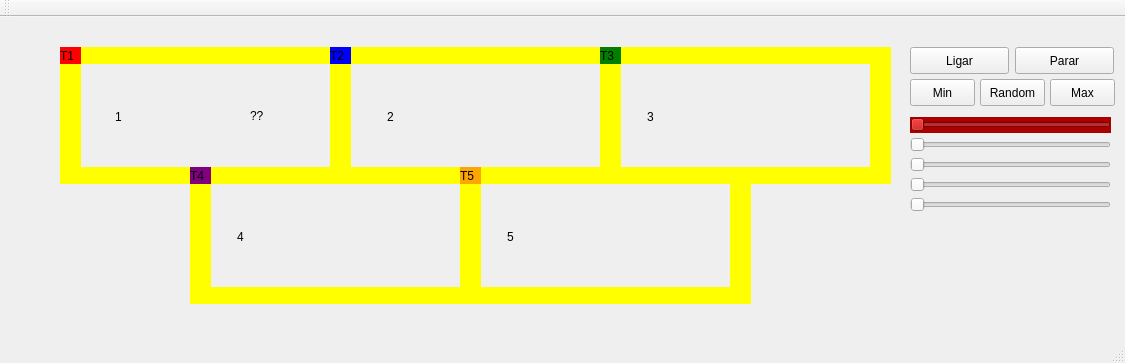
Qt form mainwindow.ui (bombermal/Studies_BSc_Railroad_SO) before a commit.
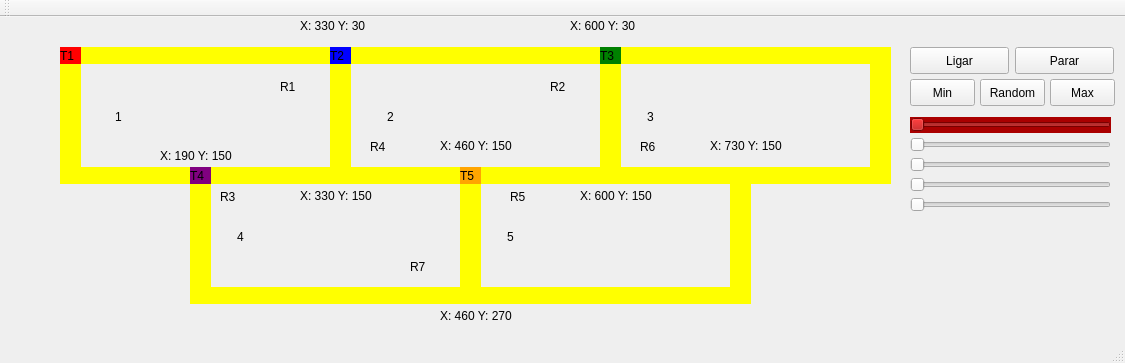
The same form after that commit.

Patch:
```diff
--- a/mainwindow.ui
+++ b/mainwindow.ui
@@ -577,17 +577,199 @@
      <enum>Qt::Horizontal</enum>
     </property>
    </widget>
+   <widget class="QLabel" name="label_r1">
+    <property name="geometry">
+     <rect>
+      <x>280</x>
+      <y>60</y>
+      <width>50</width>
+      <height>20</height>
+     </rect>
+    </property>
+    <property name="text">
+     <string>R1</string>
+    </property>
+   </widget>
+   <widget class="QLabel" name="label_r2">
+    <property name="geometry">
+     <rect>
+      <x>550</x>
+      <y>60</y>
+      <width>50</width>
+      <height>20</height>
+     </rect>
+    </property>
+    <property name="text">
+     <string>R2</string>
+    </property>
+   </widget>
+   <widget class="QLabel" name="label_r3">
+    <property name="geometry">
+     <rect>
+      <x>220</x>
+      <y>170</y>
+      <width>51</width>
+      <height>20</height>
+     </rect>
+    </property>
+    <property name="text">
+     <string>R3</string>
+    </property>
+   </widget>
+   <widget class="QLabel" name="label_r4">
+    <property name="geometry">
+     <rect>
+      <x>370</x>
+      <y>120</y>
+      <width>50</width>
+      <height>20</height>
+     </rect>
+    </property>
+    <property name="text">
+     <string>R4</string>
+    </property>
+   </widget>
+   <widget class="QLabel" name="label_r5">
+    <property name="geometry">
+     <rect>
+      <x>510</x>
+      <y>170</y>
+      <width>51</width>
+      <height>20</height>
+     </rect>
+    </property>
+    <property name="text">
+     <string>R5</string>
+    </property>
+   </widget>
+   <widget class="QLabel" name="label_r6">
+    <property name="geometry">
+     <rect>
+      <x>640</x>
+      <y>120</y>
+      <width>50</width>
+      <height>20</height>
+     </rect>
+    </property>
+    <property name="text">
+     <string>R6</string>
+    </property>
+   </widget>
+   <widget class="QLabel" name="label_r7">
+    <property name="geometry">
+     <rect>
+      <x>410</x>
+      <y>240</y>
+      <width>50</width>
+      <height>20</height>
+     </rect>
+    </property>
+    <property name="text">
+     <string>R7</string>
+    </property>
+   </widget>
    <widget class="QLabel" name="label_6">
     <property name="geometry">
      <rect>
-      <x>250</x>
-      <y>90</y>
-      <width>58</width>
+      <x>300</x>
+      <y>0</y>
+      <width>81</width>
       <height>18</height>
      </rect>
     </property>
     <property name="text">
-     <string>??</string>
+     <string>X: 330 Y: 30</string>
+    </property>
+   </widget>
+   <widget class="QLabel" name="label_7">
+    <property name="geometry">
+     <rect>
+      <x>570</x>
+      <y>0</y>
+      <width>81</width>
+      <height>18</height>
+     </rect>
+    </property>
+    <property name="text">
+     <string>X: 600 Y: 30</string>
+    </property>
+   </widget>
+   <widget class="QLabel" name="label_8">
+    <property name="geometry">
+     <rect>
+      <x>710</x>
+      <y>120</y>
+      <width>81</width>
+      <height>18</height>
+     </rect>
+    </property>
+    <property name="text">
+     <string>X: 730 Y: 150</string>
+    </property>
+   </widget>
+   <widget class="QLabel" name="label_9">
+    <property name="geometry">
+     <rect>
+      <x>580</x>
+      <y>170</y>
+      <width>81</width>
+      <height>18</height>
+     </rect>
+    </property>
+    <property name="text">
+     <string>X: 600 Y: 150</string>
+    </property>
+   </widget>
+   <widget class="QLabel" name="label_10">
+    <property name="geometry">
+     <rect>
+      <x>440</x>
+      <y>120</y>
+      <width>81</width>
+      <height>18</height>
+     </rect>
+    </property>
+    <property name="text">
+     <string>X: 460 Y: 150</string>
+    </property>
+   </widget>
+   <widget class="QLabel" name="label_11">
+    <property name="geometry">
+     <rect>
+      <x>300</x>
+      <y>170</y>
+      <width>81</width>
+      <height>18</height>
+     </rect>
+    </property>
+    <property name="text">
+     <string>X: 330 Y: 150</string>
+    </property>
+   </widget>
+   <widget class="QLabel" name="label_12">
+    <property name="geometry">
+     <rect>
+      <x>160</x>
+      <y>130</y>
+      <width>81</width>
+      <height>18</height>
+     </rect>
+    </property>
+    <property name="text">
+     <string>X: 190 Y: 150</string>
+    </property>
+   </widget>
+   <widget class="QLabel" name="label_13">
+    <property name="geometry">
+     <rect>
+      <x>440</x>
+      <y>290</y>
+      <width>81</width>
+      <height>18</height>
+     </rect>
+    </property>
+    <property name="text">
+     <string>X: 460 Y: 270</string>
     </property>
    </widget>
    <zorder>label_trilho2_4</zorder>
```
Left out of the diff: 14 changed lines with no effect on the pictures.
